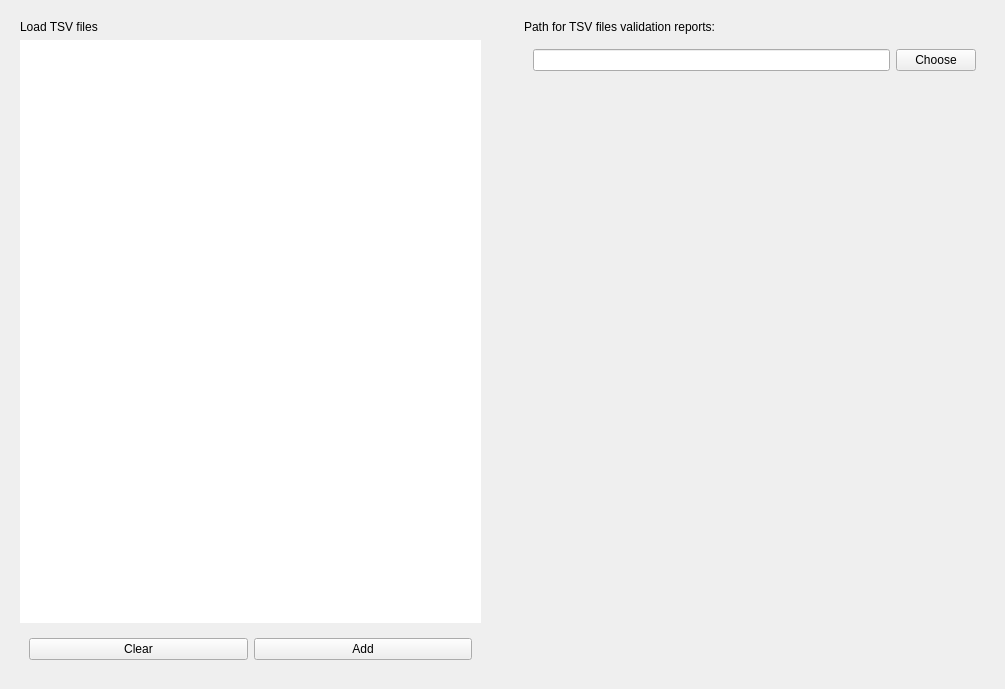
Qt form tools/CEAMSTools/ValidateSnoozTSVFile/InputoutputFilesStep/Ui_InputoutputFilesStep.ui (SnoozToolbox/snooz-package-ceams) before a commit.
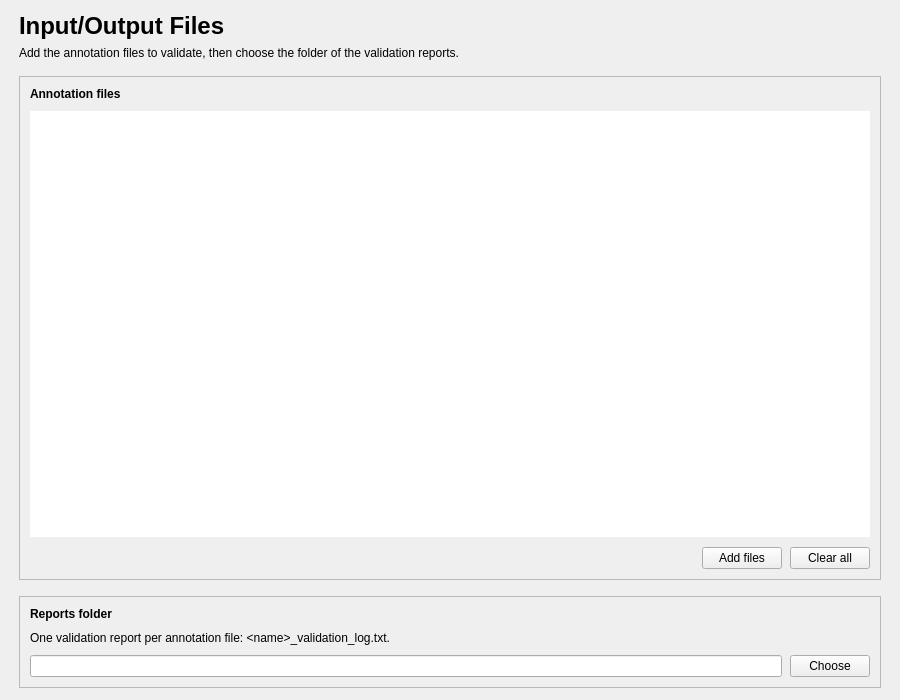
The same form after that commit.

Commit message:
Validate Snooz Annotation File: redesigned pages (tool 2.0.2)
Pages built with the building blocks of Import Annotations from EDF+:
- Introduction: the steps, the accepted files, What the tool verifies
  (encoding, columns, values, sleep stages, in the order of the checks)
  and About the reports.
- Input/Output Files: the annotation files and the folder of the
  validation reports in cards.
The step description of the left panel is rewritten.

Saved workspaces differ only by the step description they keep.

Patch:
```diff
--- a/tools/CEAMSTools/ValidateSnoozTSVFile/InputoutputFilesStep/Ui_InputoutputFilesStep.ui
+++ b/tools/CEAMSTools/ValidateSnoozTSVFile/InputoutputFilesStep/Ui_InputoutputFilesStep.ui
@@ -6,8 +6,8 @@
    <rect>
     <x>0</x>
     <y>0</y>
-    <width>1005</width>
-    <height>689</height>
+    <width>900</width>
+    <height>700</height>
    </rect>
   </property>
   <property name="windowTitle">
@@ -15,132 +15,207 @@
   </property>
   <layout class="QVBoxLayout" name="verticalLayout">
    <property name="spacing">
-    <number>25</number>
+    <number>16</number>
    </property>
+   <property name="leftMargin">
+    <number>19</number>
+   </property>
+   <property name="topMargin">
+    <number>12</number>
+   </property>
+   <property name="rightMargin">
+    <number>19</number>
+   </property>
+   <property name="bottomMargin">
+    <number>12</number>
+   </property>
    <item>
-    <layout class="QHBoxLayout" name="horizontalLayout">
+    <layout class="QVBoxLayout" name="header_layout">
+     <property name="spacing">
+      <number>6</number>
+     </property>
      <item>
-      <widget class="QFrame" name="frame">
-       <property name="frameShape">
-        <enum>QFrame::Shape::NoFrame</enum>
+      <widget class="QLabel" name="title_label">
+       <property name="font">
+        <font>
+         <pointsize>18</pointsize>
+         <bold>true</bold>
+        </font>
        </property>
-       <property name="frameShadow">
-        <enum>QFrame::Shadow::Raised</enum>
+       <property name="text">
+        <string>Input/Output Files</string>
        </property>
-       <property name="lineWidth">
-        <number>0</number>
-       </property>
-       <layout class="QVBoxLayout" name="verticalLayout_3">
-        <item>
-         <widget class="QLabel" name="label_2">
-          <property name="text">
-           <string>&lt;html&gt;&lt;head/&gt;&lt;body&gt;&lt;p&gt;Load TSV files&lt;/p&gt;&lt;/body&gt;&lt;/html&gt;</string>
-          </property>
-         </widget>
-        </item>
-        <item>
-         <widget class="QListWidget" name="listWidget">
-          <property name="frameShape">
-           <enum>QFrame::Shape::NoFrame</enum>
-          </property>
-          <property name="lineWidth">
-           <number>0</number>
-          </property>
-         </widget>
-        </item>
-        <item>
-         <widget class="QFrame" name="frame_3">
-          <property name="frameShape">
-           <enum>QFrame::Shape::NoFrame</enum>
-          </property>
-          <property name="frameShadow">
-           <enum>QFrame::Shadow::Raised</enum>
-          </property>
-          <property name="lineWidth">
-           <number>0</number>
-          </property>
-          <layout class="QHBoxLayout" name="horizontalLayout_4">
-           <item>
-            <widget class="QPushButton" name="pushButton_2">
-             <property name="text">
-              <string>Clear</string>
-             </property>
-            </widget>
-           </item>
-           <item>
-            <widget class="QPushButton" name="pushButton">
-             <property name="text">
-              <string>Add</string>
-             </property>
-            </widget>
-           </item>
-          </layout>
-         </widget>
-        </item>
-       </layout>
       </widget>
      </item>
      <item>
-      <widget class="QFrame" name="frame_2">
-       <property name="frameShape">
-        <enum>QFrame::Shape::NoFrame</enum>
+      <widget class="QLabel" name="subtitle_label">
+       <property name="text">
+        <string>Add the annotation files to validate, then choose the folder of the validation reports.</string>
        </property>
-       <property name="frameShadow">
-        <enum>QFrame::Shadow::Raised</enum>
+       <property name="wordWrap">
+        <bool>true</bool>
        </property>
-       <property name="lineWidth">
-        <number>0</number>
+       <property name="variant" stdset="0">
+        <string notr="true">help</string>
        </property>
-       <layout class="QVBoxLayout" name="verticalLayout_2">
+      </widget>
+     </item>
+    </layout>
+   </item>
+   <item>
+    <widget class="QFrame" name="tsv_files_card">
+     <property name="frameShape">
+      <enum>QFrame::Shape::StyledPanel</enum>
+     </property>
+     <property name="frameShadow">
+      <enum>QFrame::Shadow::Raised</enum>
+     </property>
+     <layout class="QVBoxLayout" name="tsv_files_card_layout">
+      <property name="spacing">
+       <number>10</number>
+      </property>
+      <property name="leftMargin">
+       <number>10</number>
+      </property>
+      <property name="topMargin">
+       <number>10</number>
+      </property>
+      <property name="rightMargin">
+       <number>10</number>
+      </property>
+      <property name="bottomMargin">
+       <number>10</number>
+      </property>
+      <item>
+       <widget class="QLabel" name="tsv_files_title_label">
+        <property name="font">
+         <font>
+          <bold>true</bold>
+         </font>
+        </property>
+        <property name="toolTip">
+         <string>The Snooz annotation files (.tsv) to validate.</string>
+        </property>
+        <property name="text">
+         <string>Annotation files</string>
+        </property>
+       </widget>
+      </item>
+      <item>
+       <widget class="QListWidget" name="listWidget">
+        <property name="frameShape">
+         <enum>QFrame::Shape::NoFrame</enum>
+        </property>
+        <property name="lineWidth">
+         <number>0</number>
+        </property>
+       </widget>
+      </item>
+      <item>
+       <layout class="QHBoxLayout" name="tsv_files_buttons_layout" stretch="1,0,0">
+        <property name="spacing">
+         <number>8</number>
+        </property>
         <item>
-         <widget class="QLabel" name="label">
-          <property name="text">
-           <string>&lt;html&gt;&lt;head/&gt;&lt;body&gt;&lt;p&gt;Path for TSV files validation reports:&lt;/p&gt;&lt;/body&gt;&lt;/html&gt;</string>
-          </property>
-         </widget>
-        </item>
-        <item>
-         <widget class="QFrame" name="frame_4">
-          <property name="frameShape">
-           <enum>QFrame::Shape::NoFrame</enum>
-          </property>
-          <property name="frameShadow">
-           <enum>QFrame::Shadow::Raised</enum>
-          </property>
-          <property name="lineWidth">
-           <number>0</number>
-          </property>
-          <layout class="QHBoxLayout" name="horizontalLayout_5">
-           <item>
-            <widget class="QLineEdit" name="lineEdit"/>
-           </item>
-           <item>
-            <widget class="QPushButton" name="pushButton_3">
-             <property name="text">
-              <string>Choose</string>
-             </property>
-            </widget>
-           </item>
-          </layout>
-         </widget>
-        </item>
-        <item>
-         <spacer name="verticalSpacer">
+         <spacer name="tsv_files_buttons_layout_spacer">
           <property name="orientation">
-           <enum>Qt::Orientation::Vertical</enum>
+           <enum>Qt::Orientation::Horizontal</enum>
           </property>
           <property name="sizeHint" stdset="0">
            <size>
-            <width>20</width>
-            <height>40</height>
+            <width>40</width>
+            <height>20</height>
            </size>
           </property>
          </spacer>
         </item>
+        <item>
+         <widget class="QPushButton" name="pushButton">
+          <property name="text">
+           <string>Add files</string>
+          </property>
+         </widget>
+        </item>
+        <item>
+         <widget class="QPushButton" name="pushButton_2">
+          <property name="text">
+           <string>Clear all</string>
+          </property>
+         </widget>
+        </item>
        </layout>
-      </widget>
-     </item>
-    </layout>
+      </item>
+     </layout>
+    </widget>
+   </item>
+   <item>
+    <widget class="QFrame" name="reports_card">
+     <property name="frameShape">
+      <enum>QFrame::Shape::StyledPanel</enum>
+     </property>
+     <property name="frameShadow">
+      <enum>QFrame::Shadow::Raised</enum>
+     </property>
+     <layout class="QVBoxLayout" name="reports_card_layout">
+      <property name="spacing">
+       <number>10</number>
+      </property>
+      <property name="leftMargin">
+       <number>10</number>
+      </property>
+      <property name="topMargin">
+       <number>10</number>
+      </property>
+      <property name="rightMargin">
+       <number>10</number>
+      </property>
+      <property name="bottomMargin">
+       <number>10</number>
+      </property>
+      <item>
+       <widget class="QLabel" name="label">
+        <property name="font">
+         <font>
+          <bold>true</bold>
+         </font>
+        </property>
+        <property name="text">
+         <string>Reports folder</string>
+        </property>
+       </widget>
+      </item>
+      <item>
+       <widget class="QLabel" name="reports_help_label">
+        <property name="text">
+         <string>One validation report per annotation file: &amp;lt;name&amp;gt;_validation_log.txt.</string>
+        </property>
+        <property name="wordWrap">
+         <bool>true</bool>
+        </property>
+        <property name="variant" stdset="0">
+         <string notr="true">help</string>
+        </property>
+       </widget>
+      </item>
+      <item>
+       <layout class="QHBoxLayout" name="reports_layout">
+        <property name="spacing">
+         <number>8</number>
+        </property>
+        <item>
+         <widget class="QLineEdit" name="lineEdit" />
+        </item>
+        <item>
+         <widget class="QPushButton" name="pushButton_3">
+          <property name="text">
+           <string>Choose</string>
+          </property>
+         </widget>
+        </item>
+       </layout>
+      </item>
+     </layout>
+    </widget>
    </item>
   </layout>
  </widget>
```
Left out of the diff: 6 changed lines with no effect on the pictures. The commit also changes 6 other files.
